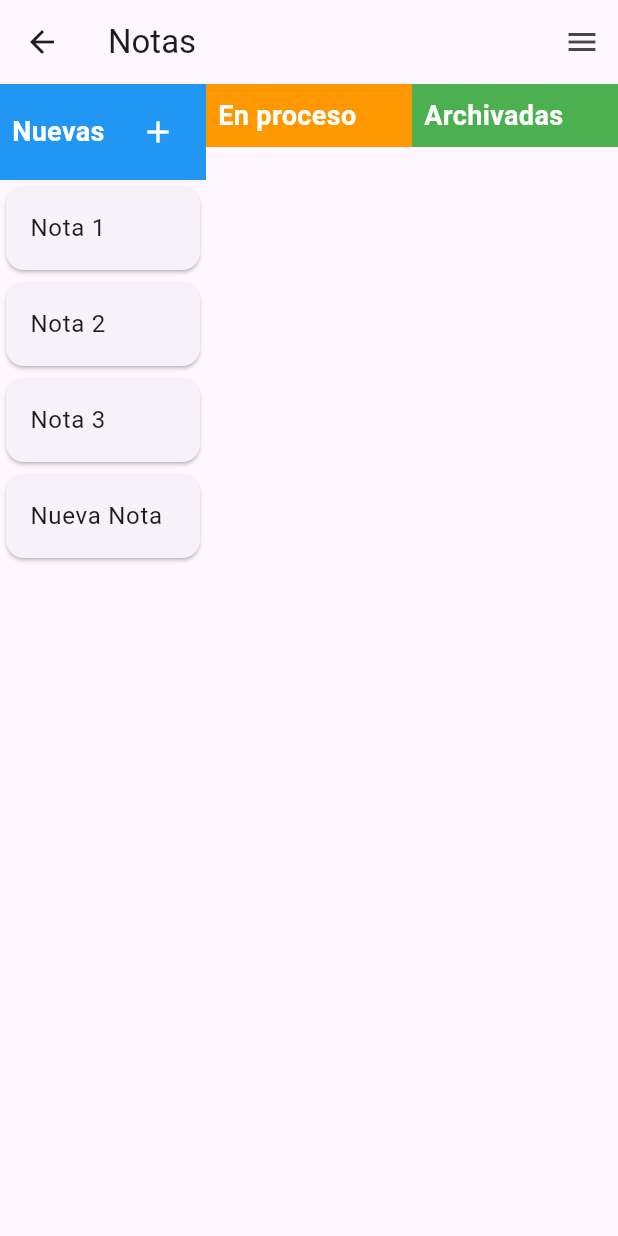
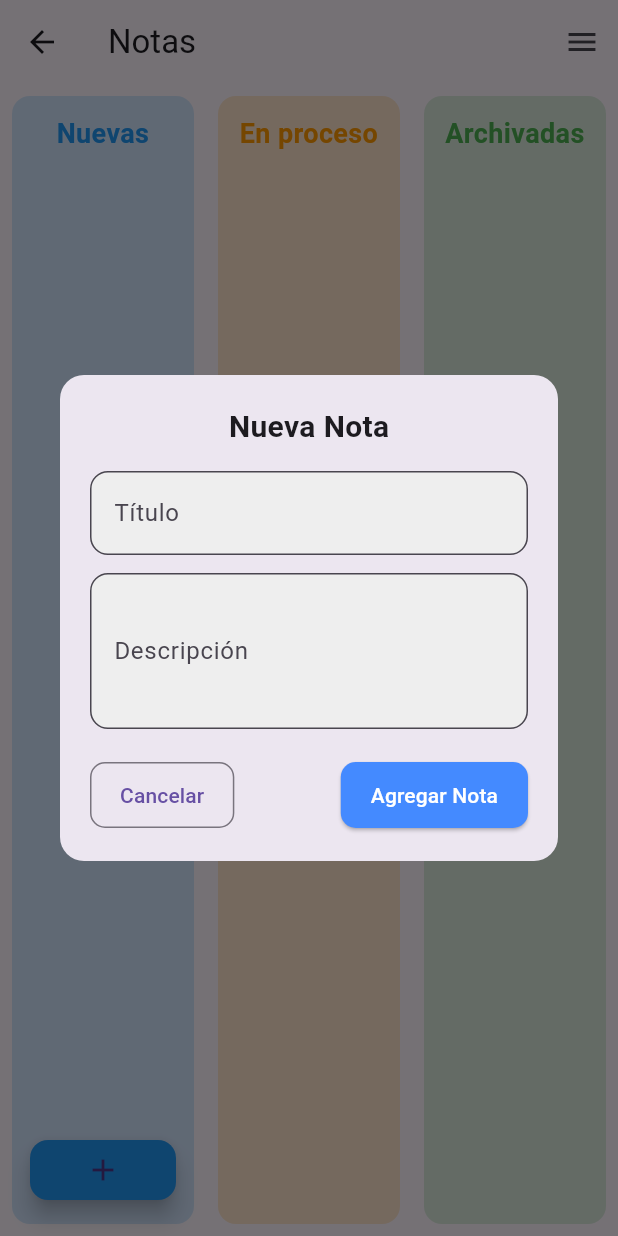
Before and after one commit to SPallazhco/notes_app, a Flutter app: the NotesScreen screen opened by its route, after a tap on the "add" icon, on a phone screen of 412 x 824 dp. Run offline on Flutter 3.47's test engine with Material 3 defaults, Android fonts, the phone set to English and light mode, and no system bars; our stand-ins replace dio, shared_preferences; accounts and stored records are empty; network calls fail.

Commit message:
Cambio de estado en notas

```diff
--- /dev/null
+++ b/lib/models/note.dart
@@ -0,0 +1,47 @@
+class Note {
+  final int id;
+  final int userId;
+  final String createdAt;
+  final String title;
+  final String description;
+  final String status;
+
+  Note({
+    required this.id,
+    required this.userId,
+    required this.createdAt,
+    required this.title,
+    required this.description,
+    required this.status,
+  });
+
+  // Método copyWith para actualizar campos sin modificar el objeto original
+  Note copyWith({
+    int? id,
+    int? userId,
+    String? createdAt,
+    String? title,
+    String? description,
+    String? status,
+  }) {
+    return Note(
+      id: id ?? this.id,
+      userId: userId ?? this.userId,
+      createdAt: createdAt ?? this.createdAt,
+      title: title ?? this.title,
+      description: description ?? this.description,
+      status: status ?? this.status,
+    );
+  }
+
+  factory Note.fromJson(Map<String, dynamic> json) {
+    return Note(
+      id: json['id'],
+      userId: json['userId'],
+      createdAt: json['createdAt'],
+      title: json['title'],
+      description: json['description'],
+      status: json['status'],
+    );
+  }
+}
--- a/lib/screens/notes_screen.dart
+++ b/lib/screens/notes_screen.dart
@@ -1,4 +1,8 @@
 import 'package:flutter/material.dart';
+import '../services/api_service.dart';
+import '../models/note.dart';
+import '../widgets/add_note_modal.dart';
+import '../widgets/notes_column.dart';
 
 class NotesScreen extends StatefulWidget {
   const NotesScreen({super.key});
@@ -8,9 +12,91 @@ class NotesScreen extends StatefulWidget {
 }
 
 class _NotesScreenState extends State<NotesScreen> {
-  List<String> newNotes = ['Nota 1', 'Nota 2', 'Nota 3'];
-  List<String> processingNotes = [];
-  List<String> archivedNotes = [];
+  final ApiService _apiService = ApiService();
+  late Future<List<Note>> _notesFuture;
+
+  List<Note> newNotes = [];
+  List<Note> processingNotes = [];
+  List<Note> archivedNotes = [];
+
+  @override
+  void initState() {
+    super.initState();
+    _notesFuture = fetchNotes();
+  }
+
+  Future<List<Note>> fetchNotes() async {
+    try {
+      final List<dynamic> response = await _apiService.get('/notes');
+      List<Note> notes = response.map((json) => Note.fromJson(json)).toList();
+
+      setState(() {
+        newNotes = notes.where((note) => note.status == 'NEW').toList();
+        processingNotes =
+            notes.where((note) => note.status == 'PROCESSING').toList();
+        archivedNotes =
+            notes.where((note) => note.status == 'ARCHIVED').toList();
+      });
+
+      return notes;
+    } catch (e) {
+      print("Error al obtener notas: $e");
+      return [];
+    }
+  }
+
+  Future<void> _updateNoteStatus(Note note, String newStatus) async {
+    try {
+      await _apiService.put('/notes/${note.id}/status', {},
+          queryParameters: {'status': newStatus});
+
+      setState(() {
+        newNotes.remove(note);
+        processingNotes.remove(note);
+        archivedNotes.remove(note);
+
+        note = note.copyWith(status: newStatus);
+
+        if (newStatus == 'NEW') {
+          newNotes.add(note);
+        } else if (newStatus == 'PROCESSING') {
+          processingNotes.add(note);
+        } else if (newStatus == 'ARCHIVED') {
+          archivedNotes.add(note);
+        }
+      });
+    } catch (e) {
+      print("Error al actualizar estado: $e");
+    }
+  }
+
+  Future<void> _addNote(String title, String description) async {
+    try {
+      final response = await _apiService.post('/notes', {}, queryParameters: {
+        'title': title,
+        'description': description,
+      });
+
+      if (response != null) {
+        setState(() {
+          newNotes.add(Note.fromJson(response));
+        });
+      }
+    } catch (e) {
+      print("Error al agregar nota: $e");
+    }
+  }
+
+  void _showAddNoteModal() {
+    showDialog(
+      context: context,
+      builder: (context) {
+        return AddNoteModal(
+          onNoteAdded: (title, description) => _addNote(title, description),
+        );
+      },
+    );
+  }
 
   @override
   Widget build(BuildContext context) {
@@ -24,69 +110,40 @@ class _NotesScreenState extends State<NotesScreen> {
           ),
         ],
       ),
-      body: Row(
-        children: [
-          _buildNotesColumn('Nuevas', newNotes, Colors.blue, Icons.add, (note) {
-            setState(() {
-              newNotes.add(note);
-            });
-          }),
-          _buildNotesColumn(
-              'En proceso', processingNotes, Colors.orange, null, null),
-          _buildNotesColumn(
-              'Archivadas', archivedNotes, Colors.green, null, null),
-        ],
-      ),
-    );
-  }
-
-  Widget _buildNotesColumn(
-    String title,
-    List<String> notes,
-    Color color,
-    IconData? icon,
-    void Function(String)? onAdd, // Ahora la función recibe un String
-  ) {
-    return Expanded(
-      child: Column(
-        children: [
-          Container(
-            padding: const EdgeInsets.all(8.0),
-            color: color,
-            child: Row(
-              mainAxisAlignment: MainAxisAlignment.spaceBetween,
+      body: FutureBuilder<List<Note>>(
+        future: _notesFuture,
+        builder: (context, snapshot) {
+          if (snapshot.connectionState == ConnectionState.waiting) {
+            return const Center(child: CircularProgressIndicator());
+          } else if (snapshot.hasError) {
+            return const Center(child: Text("Error al cargar notas"));
+          } else {
+            return Row(
               children: [
-                Text(title,
-                    style: const TextStyle(
-                        fontSize: 18,
-                        fontWeight: FontWeight.bold,
-                        color: Colors.white)),
-                if (icon != null)
-                  IconButton(
-                    icon: Icon(icon, color: Colors.white),
-                    onPressed: () {
-                      if (onAdd != null) {
-                        onAdd(
-                            "Nueva Nota"); // Se llama correctamente a la función
-                      }
-                    },
-                  ),
+                NotesColumn(
+                  title: 'Nuevas',
+                  notes: newNotes,
+                  color: Colors.blue,
+                  onAdd: _showAddNoteModal,
+                  onNoteDropped: (note) => _updateNoteStatus(note, 'NEW'),
+                ),
+                NotesColumn(
+                  title: 'En proceso',
+                  notes: processingNotes,
+                  color: Colors.orange,
+                  onNoteDropped: (note) =>
+                      _updateNoteStatus(note, 'PROCESSING'),
+                ),
+                NotesColumn(
+                  title: 'Archivadas',
+                  notes: archivedNotes,
+                  color: Colors.green,
+                  onNoteDropped: (note) => _updateNoteStatus(note, 'ARCHIVED'),
+                ),
               ],
-            ),
-          ),
-          Expanded(
-            child: ListView.builder(
-              itemCount: notes.length,
-              itemBuilder: (context, index) {
-                return Card(
-                  child: ListTile(
-                    title: Text(notes[index]),
-                  ),
-                );
-              },
-            ),
-          ),
-        ],
+            );
+          }
+        },
       ),
     );
   }
--- a/lib/services/api_service.dart
+++ b/lib/services/api_service.dart
@@ -1,4 +1,5 @@
 import 'package:dio/dio.dart';
+import 'package:shared_preferences/shared_preferences.dart';
 import '../constants/api_routes.dart';
 
 class ApiService {
@@ -9,9 +10,74 @@ class ApiService {
     headers: {"Content-Type": "application/json"},
   ));
 
-  Future<dynamic> post(String url, Map<String, dynamic> data) async {
+  Future<dynamic> put(String url, Map<String, dynamic> data,
+      {Map<String, dynamic>? queryParameters}) async {
     try {
-      final response = await _dio.post(url, data: data);
+      final prefs = await SharedPreferences.getInstance();
+      String? token = prefs.getString('refreshToken');
+
+      final response = await _dio.put(
+        url,
+        data: data,
+        queryParameters: queryParameters, // Agregar parámetros en la URL
+        options: Options(
+          headers: {
+            if (token != null) "Authorization": "Bearer $token",
+          },
+        ),
+      );
+      return response.data;
+    } on DioException catch (e) {
+      throw _handleError(e);
+    }
+  }
+
+  Future<dynamic> post(String url, Map<String, dynamic> data,
+      {Map<String, dynamic>? queryParameters}) async {
+    try {
+      final prefs = await SharedPreferences.getInstance();
+      String? token = prefs.getString('refreshToken');
+
+      final response = await _dio.post(
+        url,
+        data: data,
+        queryParameters: queryParameters, // Agregar parámetros en la URL
+        options: Options(
+          headers: {
+            if (token != null) "Authorization": "Bearer $token",
+          },
+        ),
+      );
+      return response.data;
+    } on DioException catch (e) {
+      throw _handleError(e);
+    }
+  }
+
+  Future<dynamic> get(String endpoint) async {
+    try {
+      final prefs = await SharedPreferences.getInstance();
+      String? token = prefs.getString('refreshToken');
+
+      final response = await _dio.get(
+        endpoint,
+        options: Options(
+          headers: {
+            if (token != null) "Authorization": "Bearer $token",
+          },
+        ),
+      );
+
+      return response.data; // Dio ya decodifica JSON automáticamente
+    } on DioException catch (e) {
+      throw Exception(
+          "Error en la solicitud GET: ${e.response?.data ?? e.message}");
+    }
+  }
+
+  Future<dynamic> postQueryParameters(String url, queryParameters) async {
+    try {
+      final response = await _dio.post(url);
       return response.data;
     } on DioException catch (e) {
       throw _handleError(e);
--- /dev/null
+++ b/lib/widgets/add_note_modal.dart
@@ -0,0 +1,107 @@
+import 'package:flutter/material.dart';
+
+class AddNoteModal extends StatefulWidget {
+  final Function(String, String) onNoteAdded;
+
+  const AddNoteModal({super.key, required this.onNoteAdded});
+
+  @override
+  State<AddNoteModal> createState() => _AddNoteModalState();
+}
+
+class _AddNoteModalState extends State<AddNoteModal> {
+  final _formKey = GlobalKey<FormState>();
+  final TextEditingController _titleController = TextEditingController();
+  final TextEditingController _descriptionController = TextEditingController();
+
+  @override
+  Widget build(BuildContext context) {
+    return Dialog(
+      shape: RoundedRectangleBorder(borderRadius: BorderRadius.circular(16)),
+      child: Padding(
+        padding: const EdgeInsets.all(20),
+        child: Column(
+          mainAxisSize: MainAxisSize.min,
+          children: [
+            const Text(
+              "Nueva Nota",
+              style: TextStyle(fontSize: 20, fontWeight: FontWeight.bold),
+            ),
+            const SizedBox(height: 15),
+            Form(
+              key: _formKey,
+              child: Column(
+                children: [
+                  TextFormField(
+                    controller: _titleController,
+                    decoration: InputDecoration(
+                      labelText: "Título",
+                      border: OutlineInputBorder(
+                        borderRadius: BorderRadius.circular(12),
+                      ),
+                      filled: true,
+                      fillColor: Colors.grey[200],
+                    ),
+                    validator: (value) =>
+                        value!.isEmpty ? "El título es obligatorio" : null,
+                  ),
+                  const SizedBox(height: 12),
+                  TextFormField(
+                    controller: _descriptionController,
+                    maxLines: 3,
+                    decoration: InputDecoration(
+                      labelText: "Descripción",
+                      border: OutlineInputBorder(
+                        borderRadius: BorderRadius.circular(12),
+                      ),
+                      filled: true,
+                      fillColor: Colors.grey[200],
+                    ),
+                    validator: (value) =>
+                        value!.isEmpty ? "La descripción es obligatoria" : null,
+                  ),
+                ],
+              ),
+            ),
+            const SizedBox(height: 20),
+            Row(
+              mainAxisAlignment: MainAxisAlignment.spaceBetween,
+              children: [
+                OutlinedButton(
+                  onPressed: () => Navigator.pop(context),
+                  style: OutlinedButton.styleFrom(
+                    padding: const EdgeInsets.symmetric(
+                        horizontal: 20, vertical: 12),
+                    shape: RoundedRectangleBorder(
+                      borderRadius: BorderRadius.circular(10),
+                    ),
+                  ),
+                  child: const Text("Cancelar"),
+                ),
+                ElevatedButton(
+                  onPressed: () {
+                    if (_formKey.currentState!.validate()) {
+                      widget.onNoteAdded(
+                          _titleController.text, _descriptionController.text);
+                      Navigator.pop(context);
+                    }
+                  },
+                  style: ElevatedButton.styleFrom(
+                    backgroundColor: Colors.blueAccent,
+                    foregroundColor: Colors.white,
+                    padding: const EdgeInsets.symmetric(
+                        horizontal: 20, vertical: 12),
+                    shape: RoundedRectangleBorder(
+                      borderRadius: BorderRadius.circular(10),
+                    ),
+                  ),
+                  child: const Text("Agregar Nota"),
+                ),
+              ],
+            ),
+          ],
+        ),
+      ),
+    );
+  }
+}
--- /dev/null
+++ b/lib/widgets/notes_column.dart
@@ -0,0 +1,113 @@
+import 'package:flutter/material.dart';
+import '../models/note.dart';
+
+class NotesColumn extends StatelessWidget {
+  final String title;
+  final List<Note> notes;
+  final Color color;
+  final VoidCallback? onAdd;
+  final Function(Note)? onNoteDropped;
+
+  const NotesColumn({
+    super.key,
+    required this.title,
+    required this.notes,
+    required this.color,
+    this.onAdd,
+    this.onNoteDropped,
+  });
+
+  @override
+  Widget build(BuildContext context) {
+    return Expanded(
+      // Se usa Expanded para evitar desbordamiento
+      child: DragTarget<Note>(
+        onAccept: (note) => onNoteDropped?.call(note),
+        builder: (context, candidateData, rejectedData) {
+          return Container(
+            margin: const EdgeInsets.all(8),
+            padding: const EdgeInsets.all(12),
+            decoration: BoxDecoration(
+              color: color.withOpacity(0.2),
+              borderRadius: BorderRadius.circular(12),
+            ),
+            child: Column(
+              crossAxisAlignment: CrossAxisAlignment.stretch,
+              children: [
+                // Título de la columna
+                Text(
+                  title,
+                  style: TextStyle(
+                    fontSize: 18,
+                    fontWeight: FontWeight.bold,
+                    color: color,
+                  ),
+                  textAlign: TextAlign.center,
+                ),
+                const SizedBox(height: 10),
+
+                // Lista de notas
+                Expanded(
+                  child: ListView(
+                    children:
+                        notes.map((note) => _buildDraggableCard(note)).toList(),
+                  ),
+                ),
+
+                // Botón de agregar nota (Solo si `onAdd` no es nulo)
+                if (onAdd != null)
+                  Padding(
+                    padding: const EdgeInsets.only(top: 10),
+                    child: FloatingActionButton(
+                      onPressed: onAdd,
+                      child: const Icon(Icons.add),
+                      mini: true, // Hace el botón más pequeño
+                      backgroundColor: color,
+                    ),
+                  ),
+              ],
+            ),
+          );
+        },
+      ),
+    );
+  }
+
+  Widget _buildDraggableCard(Note note) {
+    return Draggable<Note>(
+      data: note,
+      feedback: Material(
+        elevation: 5,
+        borderRadius: BorderRadius.circular(12),
+        child: _noteCard(note, isDragging: true),
+      ),
+      childWhenDragging: Opacity(
+        opacity: 0.3,
+        child: _noteCard(note),
+      ),
+      child: _noteCard(note),
+    );
+  }
+
+  Widget _noteCard(Note note, {bool isDragging = false}) {
+    return Card(
+      elevation: isDragging ? 6 : 2,
+      margin: const EdgeInsets.symmetric(vertical: 8),
+      shape: RoundedRectangleBorder(borderRadius: BorderRadius.circular(12)),
+      child: Padding(
+        padding: const EdgeInsets.all(12),
+        child: Column(
+          crossAxisAlignment: CrossAxisAlignment.start,
+          children: [
+            Text(
+              note.title,
+              style: const TextStyle(fontWeight: FontWeight.bold),
+            ),
+            const SizedBox(height: 5),
+            Text(note.description),
+          ],
+        ),
+      ),
+    );
+  }
+}
```
Also changed, not shown: lib/screens/login_screen.dart (+11 -3 lines), lib/services/auth_service.dart (+11 -0 lines).
